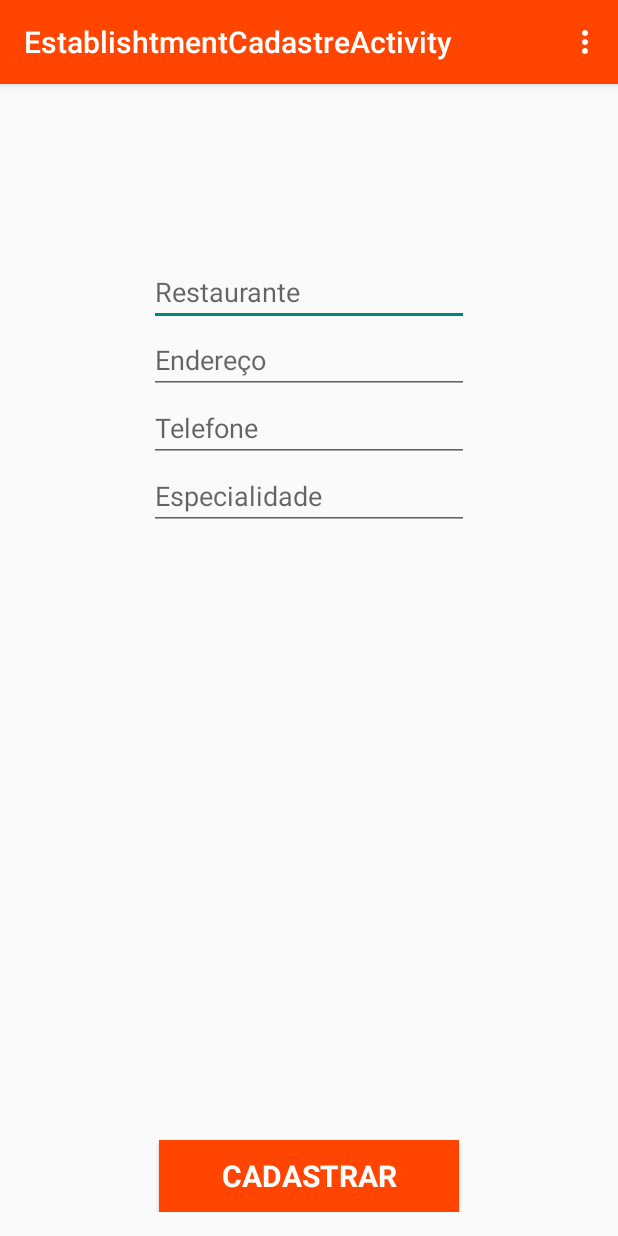
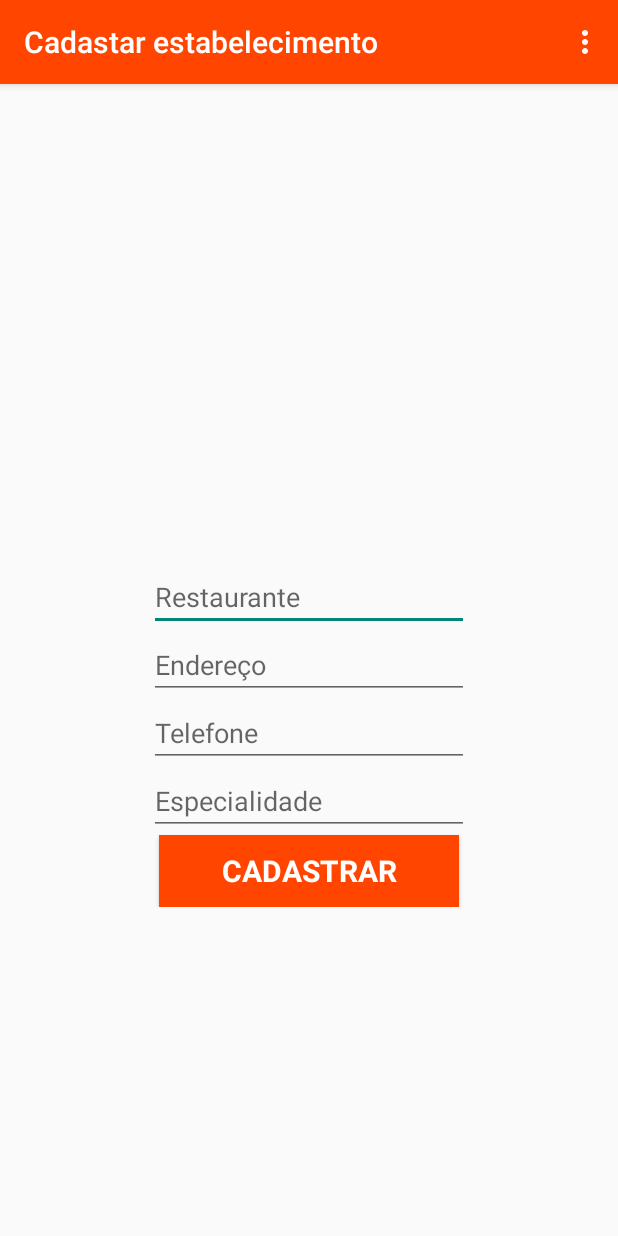
Before and after one commit to viniciusjs07/Find-Delivery, an Android app: the EstablishtmentCadastreActivity screen opened directly, with no data from a screen before it, on a phone screen of 412 x 824 dp. Run offline under Robolectric (Android 15) with nearby library versions, the phone set to English and light mode, and no system bars.

Commit message:
Mudanças nos layouts

```diff
--- a/FindDelivery/app/src/main/res/layout/activity_establishtment_cadastre.xml
+++ b/FindDelivery/app/src/main/res/layout/activity_establishtment_cadastre.xml
@@ -1,4 +1,4 @@
-<RelativeLayout xmlns:android="http://schemas.android.com/apk/res/android"
+<FrameLayout xmlns:android="http://schemas.android.com/apk/res/android"
     xmlns:tools="http://schemas.android.com/tools" android:layout_width="match_parent"
     android:layout_height="match_parent" android:paddingLeft="@dimen/activity_horizontal_margin"
     android:paddingRight="@dimen/activity_horizontal_margin"
@@ -8,6 +8,18 @@
     android:id="@+id/EstablishmentCadastre"
     android:background="#00ff7712">
 
+    <ScrollView
+        xmlns:android="http://schemas.android.com/apk/res/android"
+        android:layout_width="fill_parent"
+        android:layout_height="fill_parent">
+
+        <LinearLayout
+            android:orientation="vertical"
+            android:layout_width="match_parent"
+            android:layout_height="281dp"
+            android:layout_alignParentTop="true"
+            android:layout_centerHorizontal="true"
+            android:layout_gravity="right|center_vertical">
 
             <ImageView
                     android:layout_width="100dp"
@@ -15,6 +27,7 @@
                     android:id="@+id/imageViewEstablishmentLogo"
                     android:hint="Logo do restaurante"
                     android:layout_alignParentTop="true"
+                    android:layout_gravity="center"
                     android:layout_centerHorizontal="true" />
 
                 <EditText
@@ -26,6 +39,7 @@
                     android:id="@+id/editTextEstablishmentName"
                     android:layout_below="@+id/imageViewEstablishmentLogo"
                     android:layout_centerHorizontal="true"
+                    android:layout_gravity="center"
                     android:textIsSelectable="false" />
 
                 <EditText
@@ -37,6 +51,7 @@
                     android:id="@+id/editTextAddress"
                     android:layout_below="@+id/editTextEstablishmentName"
                     android:layout_alignLeft="@+id/editTextEstablishmentName"
+                    android:layout_gravity="center"
                     android:layout_alignStart="@+id/editTextEstablishmentName" />
 
                 <EditText
@@ -48,6 +63,7 @@
                     android:id="@+id/editTextPhone"
                     android:layout_below="@+id/editTextAddress"
                     android:layout_alignLeft="@+id/editTextAddress"
+                    android:layout_gravity="center"
                     android:layout_alignStart="@+id/editTextAddress" />
 
                 <EditText
@@ -55,11 +71,14 @@
                     android:layout_height="wrap_content"
                     android:id="@+id/editTextEspeciality"
                     android:hint="Especialidade"
+                    android:ems="10"
                     android:layout_below="@+id/editTextPhone"
                     android:layout_alignLeft="@+id/editTextPhone"
                     android:layout_alignStart="@+id/editTextPhone"
                     android:layout_alignRight="@+id/editTextPhone"
-            android:layout_alignEnd="@+id/editTextPhone" />
+                    android:layout_gravity="center_horizontal"
+                    android:layout_alignEnd="@+id/editTextPhone"
+                    android:autoText="false" />
 
             <Button
                 android:layout_width="200dp"
@@ -72,7 +91,9 @@
                 android:fontFamily="Arial"
                 android:textStyle="bold"
                 android:layout_alignParentBottom="true"
+                android:layout_gravity="center_horizontal"
                 android:layout_centerHorizontal="true" />
 
-
-</RelativeLayout>
+        </LinearLayout>
+    </ScrollView>
+</FrameLayout>
--- a/FindDelivery/app/src/main/res/layout/activity_login.xml
+++ b/FindDelivery/app/src/main/res/layout/activity_login.xml
@@ -6,6 +6,10 @@
     android:paddingBottom="@dimen/activity_vertical_margin"
     tools:context="finddelivery.es.projeto.finddelivery.LoginActivity">
 
+    <ScrollView
+        xmlns:android="http://schemas.android.com/apk/res/android"
+        android:layout_width="fill_parent"
+        android:layout_height="fill_parent">
 
         <LinearLayout
             android:orientation="vertical"
@@ -66,6 +70,7 @@
 
 
         </LinearLayout>
+    </ScrollView>
 
 
 </FrameLayout>
--- a/FindDelivery/app/src/main/res/values/string.xml
+++ b/FindDelivery/app/src/main/res/values/string.xml
@@ -19,7 +19,7 @@
     <string name="dialog_registerOK">Seu cadastro foi realizado com sucesso!</string>
     <string name="dialog_positiveAwswer">Sim</string>
     <string name="dialog_negativeAwswer">Cancelar</string>
-    <string name="title_activity_establishtment_cadastre">EstablishtmentCadastreActivity</string>
+    <string name="title_activity_establishtment_cadastre">Cadastar estabelecimento</string>
     <string name="title_activity_my_establishment">MyEstablishmentActivity</string>
     <string name="restaurant_example">Ex: China Restaurante</string>
     <string name="title_activity_find_establishment">FindEstablishmentActivity</string>
```
Lines whose indentation alone changed are shown as unchanged.
